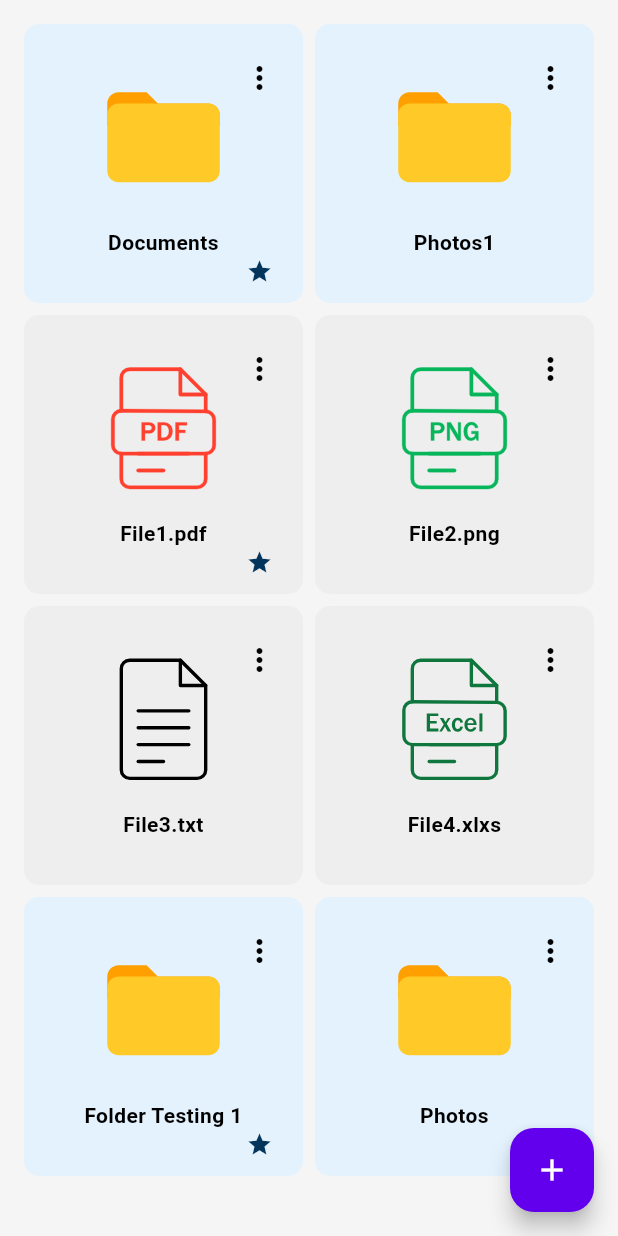
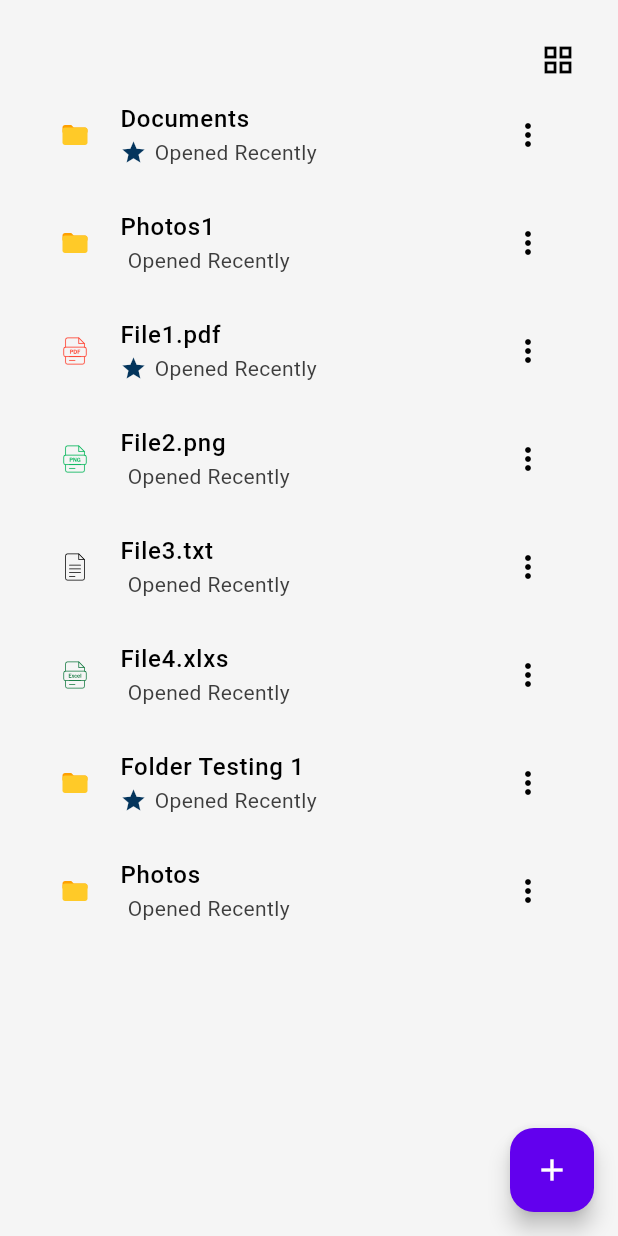
Before and after one commit to monodipta09/Document_managment, a Flutter app: the HomeFragment screen opened directly, on a phone screen of 412 x 824 dp. Run offline on Flutter 3.47's test engine with Material 3 defaults, Android fonts, the phone set to English and light mode, and no system bars; our stand-ins replace file_picker, flutter_secure_storage, flutter_svg; missing offline and left inert: flutter_pdfview; accounts and stored records are empty.

Commit message:
Multiple changes in files and list view added

```diff
--- /dev/null
+++ b/lib/components/list_view.dart
@@ -0,0 +1,165 @@
+import 'package:flutter/material.dart';
+// import 'package:document_management_main/data/item_data.dart';
+import 'package:flutter_svg/svg.dart';
+import '../data/file_class.dart';
+import '../files_viewer/image_viewer_page.dart';
+import '../files_viewer/pdf_viewer_page.dart';
+import '../files_viewer/text_viewer_page.dart';
+import '../widgets/bottom_modal_options.dart';
+import '../widgets/folder_screen_widget.dart';
+
+class CustomListView extends StatelessWidget {
+  final List<FileItem> items;
+  final Function(FileItem)? onStarred;
+
+  const CustomListView({super.key, required this.items, this.onStarred});
+
+  @override
+  Widget build(BuildContext context) {
+    final isLight = Theme.of(context).brightness == Brightness.light;
+    // print("islight $isLight");
+    return ListView.builder(
+        padding: const EdgeInsets.all(8),
+        itemCount: items.length,
+        itemBuilder: (BuildContext context, int index) {
+          final item = items[index];
+          return ListTile(
+            leading: SvgPicture.asset(
+              item.icon,
+              height: 20.0,
+              width: 20.0,
+            ),
+            title: Text(
+              item.name,
+              style: TextStyle(
+                fontSize: 16.0,
+                fontWeight: FontWeight.w500,
+                color: isLight ? Colors.black : Colors.white,
+              ),
+            ),
+            onTap: () {
+              // print("Item tapped: ${item.name}");
+              //OpenFile.open(item.filePath);
+              if (item.isFolder) {
+                Navigator.of(context).push(PageRouteBuilder(
+                  pageBuilder: (context, animation, secondaryAnimation) =>
+                      FolderScreenWidget(
+                    fileItems: item.children ?? [],
+                    folderName: item.name,
+                    // isLightTheme: isLightTheme,
+                  ),
+                  transitionsBuilder:
+                      (context, animation, secondaryAnimation, child) {
+                    const begin = Offset(1.0, 0.0); // Start from the right
+                    const end = Offset.zero; // End at the original position
+                    const curve = Curves.easeInOut;
+
+                    var tween = Tween(begin: begin, end: end)
+                        .chain(CurveTween(curve: curve));
+                    var offsetAnimation = animation.drive(tween);
+
+                    return SlideTransition(
+                        position: offsetAnimation, child: child);
+                  },
+                ));
+              } else if (item.filePath!.endsWith(".pdf")) {
+                Navigator.push(
+                  context,
+                  MaterialPageRoute(
+                      builder: (context) =>
+                          PdfViewerPage(filePath: item.filePath!)),
+                );
+              } else if (item.filePath!.endsWith(".txt")) {
+                Navigator.push(
+                  context,
+                  MaterialPageRoute(
+                      builder: (context) =>
+                          TextFileViewerPage(filePath: item.filePath!)),
+                );
+              } else if (item.filePath!.endsWith(".png") ||
+                  item.filePath!.endsWith(".jpg")) {
+                Navigator.push(
+                  context,
+                  MaterialPageRoute(
+                      builder: (context) =>
+                          ImageViewerPage(imagePath: item.filePath!)),
+                );
+              } else {
+                ScaffoldMessenger.of(context).showSnackBar(
+                  const SnackBar(content: Text("Unsupported file type")),
+                );
+              }
+            },
+            subtitle: Row(
+              children: [
+                if (item.isStarred)
+                  Icon(
+                    Icons.star,
+                    color: isLight
+                        ? const Color.fromARGB(255, 3, 52, 92)
+                        : const Color.fromARGB(255, 228, 228, 228),
+                    size: 18.0,
+                  ),
+                const SizedBox(
+                  width: 5.0,
+                ),
+                Text(
+                  "Opened Recently",
+                  style: TextStyle(
+                    fontSize: 14.0,
+                    color: isLight
+                        ? const Color.fromARGB(255, 61, 61, 61)
+                        : Colors.grey,
+                  ),
+                ),
+              ],
+            ),
+            trailing: IconButton(
+              icon: Icon(
+                Icons.more_vert,
+                size: 24.0,
+                color: isLight ? Colors.black : Colors.white,
+              ),
+              padding: const EdgeInsets.fromLTRB(30.0, 0.0, 0.0, 0.0),
+              onPressed: () {
+                // Handle three dots button press
+                // print("Three dots button pressed for item: ${item.name}");
+                showModalBottomSheet(
+                  context: context,
+                  shape: const RoundedRectangleBorder(
+                    borderRadius: BorderRadius.only(
+                      topLeft: Radius.circular(16.0),
+                      topRight: Radius.circular(16.0),
+                    ),
+                  ),
+                  builder: (BuildContext context) {
+                    return BottomModalOptions(item, onStarred: onStarred);
+                  },
+                );
+              },
+            ),
+          );
+          // return Container(
+          //   height: 50,
+          //   child: Row(
+          //     children: [
+          //       SvgPicture.asset(
+          //         items[index].icon,
+          //         height: 20.0,
+          //         width: 20.0,
+          //       ),
+          //       const SizedBox(
+          //         width: 10.0,
+          //       ),
+          //       Text(
+          //         items[index].name,
+          //         style: const TextStyle(
+          //           fontSize: 17.0,
+          //         ),
+          //       ),
+          //     ],
+          //   ),
+          // );
+        });
+  }
+}
--- a/lib/data/file_class.dart
+++ b/lib/data/file_class.dart
@@ -2,7 +2,7 @@ class FileItem {
   final String name;
   final String icon;
   final bool isFolder;
-  final bool isStarred;
+  bool isStarred;
   late List<FileItem>? children; // For folders
   final String? filePath; // For files
 
--- a/lib/fragments/home_fragment.dart
+++ b/lib/fragments/home_fragment.dart
@@ -3,6 +3,7 @@ import 'package:document_management_main/data/file_class.dart';
 import 'package:document_management_main/data/file_data.dart';
 import 'package:flutter/material.dart';
 
+import '../components/list_view.dart';
 import '../widgets/floating_action_button_widget.dart';
 
 class HomeFragment extends StatefulWidget {
@@ -19,6 +20,7 @@ class HomeFragment extends StatefulWidget {
 
 class _HomeFragmentState extends State<HomeFragment> {
   late List<FileItem> currentItems = items;
+  bool isGridView = false;
 
   @override
   void initState() {
@@ -42,15 +44,62 @@ class _HomeFragmentState extends State<HomeFragment> {
   Widget build(BuildContext context) {
     return Scaffold(
       // AppBar could go here if you like
-      floatingActionButton: FloatingActionButtonWidget(onFilesAdded: _onFilesAdded, isFolderUpload: false, folderName: "",),
+      floatingActionButton: FloatingActionButtonWidget(
+        onFilesAdded: _onFilesAdded,
+        isFolderUpload: false,
+        folderName: "",
+      ),
       body: Card(
         shadowColor: Colors.transparent,
         margin: const EdgeInsets.all(8.0),
         child: SizedBox.expand(
-          child: Center(
-            child: Padding(
-              padding: const EdgeInsets.all(8.0),
-              child: GridLayout(items: currentItems, onStarred: _addToStarred),
+          child: Padding(
+            padding: const EdgeInsets.all(8.0),
+            // child: Column(
+            //   children: [
+            //     Positioned(
+            //       child: IconButton(
+            //         icon: Icon(isGridView ? Icons.view_list : Icons.grid_view),
+            //         onPressed: () {
+            //           setState(() {
+            //             isGridView = !isGridView; // Toggle the view
+            //           });
+            //         },
+            //       ),
+            //     ),
+            //     Expanded(
+            //       child: isGridView
+            //           ? GridLayout(
+            //               items: currentItems, onStarred: _addToStarred)
+            //           : CustomListView(
+            //               items: currentItems, onStarred: _addToStarred),
+            //     ),
+            //   ],
+            // ),
+            child: Stack(
+              // Changed from Column to Stack
+              children: [
+                Positioned(
+                  right: 0.0,
+                  child: IconButton(
+                    icon: Icon(isGridView ? Icons.view_list : Icons.grid_view),
+                    onPressed: () {
+                      setState(() {
+                        isGridView = !isGridView; // Toggle the view
+                      });
+                    },
+                  ),
+                ),
+                Positioned.fill(
+                  top: isGridView ? 50.0 : 30.0,
+                  // Ensure the Expanded widget takes the full space
+                  child: isGridView
+                      ? GridLayout(
+                          items: currentItems, onStarred: _addToStarred)
+                      : CustomListView(
+                          items: currentItems, onStarred: _addToStarred),
+                ),
+              ],
             ),
           ),
         ),
--- a/lib/widgets/upload_button.dart
+++ b/lib/widgets/upload_button.dart
@@ -14,6 +14,8 @@ class UploadButton extends StatelessWidget {
 
   @override
   Widget build(BuildContext context) {
+    final isLightTheme = Theme.of(context).brightness == Brightness.light;
+
     return Column(
       children: [
         InkWell(
@@ -31,7 +33,7 @@ class UploadButton extends StatelessWidget {
         const SizedBox(height: 8),
         Text(
           label,
-          style: const TextStyle(fontSize: 12, color: Colors.black),
+          style: TextStyle(fontSize: 12, color: isLightTheme ? Colors.black : Colors.white),
         ),
         const SizedBox(height: 16),
       ],
--- a/lib/widgets/upload_widget.dart
+++ b/lib/widgets/upload_widget.dart
@@ -61,6 +61,7 @@ class _UploadWidgetState extends State<UploadWidget> {
 
   @override
   Widget build(BuildContext context) {
+
     return Row(
       mainAxisAlignment: MainAxisAlignment.center,
       children: [
```
Also changed, not shown: lib/components/grid_view.dart (+67 -26 lines), lib/fragments/starred_fragment.dart (+34 -2 lines), lib/widgets/bottom_modal_options.dart (+14 -3 lines), lib/widgets/folder_screen_widget.dart (+9 -1 lines).
